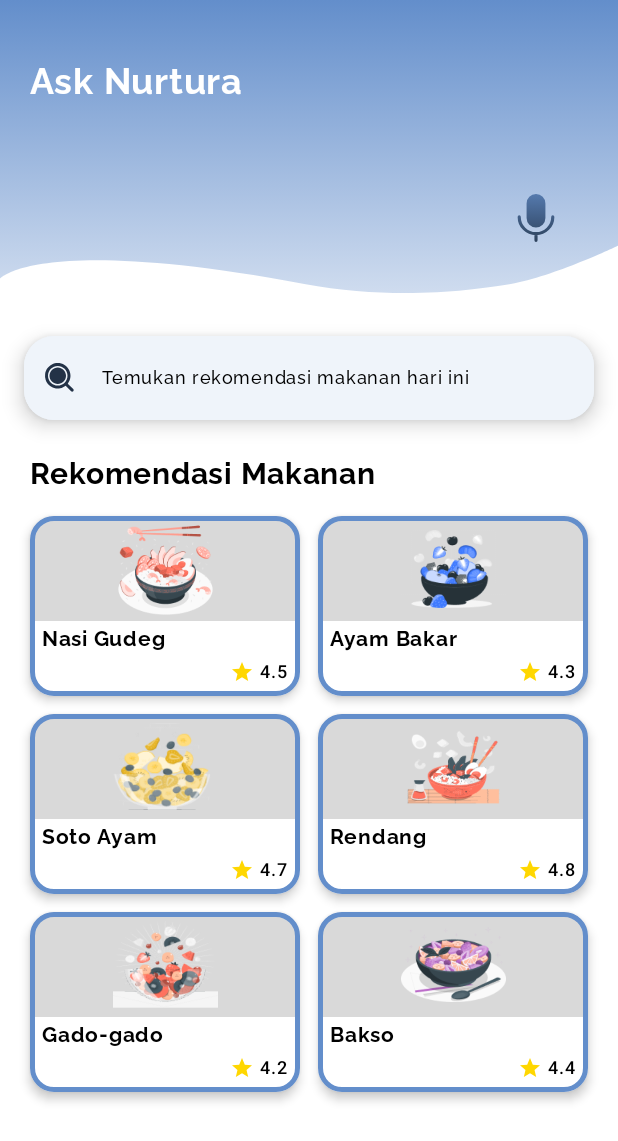
After one commit to muktiabdii/nurtura-app, an Android app built with Jetpack Compose: the composable FoodRecsScreen shown on its own in the app's theme, on a phone screen of 412 x 824 dp. The commit adds this screen. Shown: the top 1141 px of the screen. Run offline under Robolectric (Android 15) with nearby library versions, the phone set to English and light mode, and no system bars.

Commit message:
feat(myemotalk): slicing food records screen and food detail screen

```diff
--- /dev/null
+++ b/app/src/main/java/com/example/nurtura/domain/model/Food.kt
@@ -0,0 +1,10 @@
+package com.example.nurtura.domain.model
+
+data class Food(
+    val id: String,
+    val name: String,
+    val ingredients: List<String>,
+    val steps: List<String>,
+    val rating: Float,
+    val image: Int
+)
--- /dev/null
+++ b/app/src/main/java/com/example/nurtura/ui/common/FoodCard.kt
@@ -0,0 +1,131 @@
+package com.example.nurtura.ui.common
+
+import androidx.compose.foundation.Image
+import androidx.compose.foundation.background
+import androidx.compose.foundation.border
+import androidx.compose.foundation.layout.Arrangement
+import androidx.compose.foundation.layout.Box
+import androidx.compose.foundation.layout.Column
+import androidx.compose.foundation.layout.Row
+import androidx.compose.foundation.layout.Spacer
+import androidx.compose.foundation.layout.fillMaxSize
+import androidx.compose.foundation.layout.fillMaxWidth
+import androidx.compose.foundation.layout.height
+import androidx.compose.foundation.layout.padding
+import androidx.compose.foundation.layout.size
+import androidx.compose.foundation.layout.width
+import androidx.compose.foundation.shape.RoundedCornerShape
+import androidx.compose.material.icons.Icons
+import androidx.compose.material.icons.filled.Star
+import androidx.compose.material3.Card
+import androidx.compose.material3.CardDefaults
+import androidx.compose.material3.Icon
+import androidx.compose.material3.Text
+import androidx.compose.runtime.Composable
+import androidx.compose.ui.Alignment
+import androidx.compose.ui.Modifier
+import androidx.compose.ui.draw.clip
+import androidx.compose.ui.graphics.Color
+import androidx.compose.ui.res.painterResource
+import androidx.compose.ui.text.font.Font
+import androidx.compose.ui.text.font.FontFamily
+import androidx.compose.ui.text.font.FontWeight
+import androidx.compose.ui.tooling.preview.Preview
+import androidx.compose.ui.unit.dp
+import androidx.compose.ui.unit.sp
+import com.example.nurtura.domain.model.Food
+import com.example.nurtura.R
+import com.example.nurtura.ui.theme.Black
+import com.example.nurtura.ui.theme.Primary
+import com.example.nurtura.ui.theme.White
+
+@Composable
+fun FoodCard(
+    food: Food,
+    modifier: Modifier = Modifier,
+    onClick: () -> Unit = {}
+) {
+    Card(
+        modifier = modifier
+            .width(160.dp)
+            .height(120.dp)
+            .border(width = 3.dp, color = Primary, shape = RoundedCornerShape(16.dp)),
+        shape = RoundedCornerShape(16.dp),
+        colors = CardDefaults.cardColors(containerColor = White),
+        elevation = CardDefaults.cardElevation(defaultElevation = 4.dp),
+        onClick = onClick
+    ) {
+        Column(
+            modifier = Modifier.fillMaxSize()
+        ) {
+            // Gambar di atas
+            Box(
+                modifier = Modifier
+                    .fillMaxWidth()
+                    .height(70.dp)
+                    .clip(RoundedCornerShape(topStart = 16.dp, topEnd = 16.dp))
+                    .background(Color(0xFFD9D9D9)),
+                contentAlignment = Alignment.Center
+            ) {
+                Image(
+                    painter = painterResource(id = food.image),
+                    contentDescription = food.name,
+                    modifier = Modifier.size(70.dp)
+                )
+            }
+
+            // Nama kiri atas dan rating kanan bawah di bawah gambar
+            Box(
+                modifier = Modifier
+                    .fillMaxWidth()
+                    .weight(1f) // supaya Box mengisi sisa ruang
+                    .padding(start = 8.dp, bottom = 4.dp, end = 8.dp)
+            ) {
+                // Nama kiri atas
+                Text(
+                    text = food.name,
+                    fontSize = 14.sp,
+                    fontFamily = FontFamily(Font(R.font.raleway_bold)),
+                    color = Black,
+                    maxLines = 2,
+                    modifier = Modifier.align(Alignment.TopStart)
+                )
+
+                // Rating kanan bawah
+                Row(
+                    verticalAlignment = Alignment.CenterVertically,
+                    horizontalArrangement = Arrangement.spacedBy(4.dp),
+                    modifier = Modifier.align(Alignment.BottomEnd)
+                ) {
+                    Icon(
+                        imageVector = Icons.Default.Star,
+                        contentDescription = "Rating",
+                        tint = Color(0xFFFFD700),
+                        modifier = Modifier.size(16.dp)
+                    )
+                    Text(
+                        text = food.rating.toString(),
+                        fontSize = 12.sp,
+                        fontWeight = FontWeight.Medium,
+                        color = Color.Black
+                    )
+                }
+            }
+        }
+    }
+}
+
+@Preview
+@Composable
+private fun asf() {
+    FoodCard(
+        food = Food(
+            id = "1",
+            name = "Ebi Furai Bowl",
+            ingredients = listOf(),
+            steps = listOf(),
+            rating = 4.5f,
+            image = R.drawable.food_1
+        )
+    )
+}
--- a/app/src/main/java/com/example/nurtura/ui/common/SearchBar.kt
+++ b/app/src/main/java/com/example/nurtura/ui/common/SearchBar.kt
@@ -46,7 +46,7 @@ fun SearchBar(
             Text(
                 text = placeholder,
                 color = Black,
-                fontSize = 14.sp,
+                fontSize = 12.sp,
                 fontFamily = FontFamily(Font(R.font.raleway_medium))
             )
         },
--- a/app/src/main/java/com/example/nurtura/ui/home/HomeScreen.kt
+++ b/app/src/main/java/com/example/nurtura/ui/home/HomeScreen.kt
@@ -136,7 +136,7 @@ fun HomeScreen(
             ) {
 
                 // search bar
-                ClickableSearchBar(onClick = {})
+                ClickableSearchBar(onClick = { navController.navigate("food-recs") })
 
                 // nurtura card
                 AskNurturaCard(onAskNurturaClick = {})
--- /dev/null
+++ b/app/src/main/java/com/example/nurtura/ui/myemotalk/FoodRecsScreen.kt
@@ -0,0 +1,178 @@
+package com.example.nurtura.ui.myemotalk
+
+import androidx.compose.foundation.Image
+import androidx.compose.foundation.background
+import androidx.compose.foundation.layout.Arrangement
+import androidx.compose.foundation.layout.Box
+import androidx.compose.foundation.layout.Column
+import androidx.compose.foundation.layout.PaddingValues
+import androidx.compose.foundation.layout.Row
+import androidx.compose.foundation.layout.Spacer
+import androidx.compose.foundation.layout.fillMaxSize
+import androidx.compose.foundation.layout.fillMaxWidth
+import androidx.compose.foundation.layout.height
+import androidx.compose.foundation.layout.padding
+import androidx.compose.foundation.layout.size
+import androidx.compose.foundation.layout.widthIn
+import androidx.compose.foundation.lazy.LazyColumn
+import androidx.compose.foundation.lazy.items
+import androidx.compose.foundation.shape.CircleShape
+import androidx.compose.material3.Icon
+import androidx.compose.material3.IconButton
+import androidx.compose.material3.Text
+import com.example.nurtura.R
+import androidx.compose.runtime.Composable
+import androidx.compose.runtime.remember
+import androidx.compose.ui.Alignment
+import androidx.compose.ui.Modifier
+import androidx.compose.ui.draw.clip
+import androidx.compose.ui.draw.drawWithCache
+import androidx.compose.ui.graphics.BlendMode
+import androidx.compose.ui.graphics.Brush
+import androidx.compose.ui.graphics.Color
+import androidx.compose.ui.graphics.graphicsLayer
+import androidx.compose.ui.layout.ContentScale
+import androidx.compose.ui.res.painterResource
+import androidx.compose.ui.text.font.Font
+import androidx.compose.ui.text.font.FontFamily
+import androidx.compose.ui.unit.dp
+import androidx.compose.ui.unit.sp
+import androidx.navigation.NavController
+import com.example.nurtura.domain.model.Food
+import com.example.nurtura.ui.common.FoodCard
+import com.example.nurtura.ui.common.SearchBar
+import com.example.nurtura.ui.theme.Black
+import com.example.nurtura.ui.theme.White
+
+@Composable
+fun FoodRecsScreen(
+    modifier: Modifier = Modifier,
+    navController: NavController
+) {
+
+    // dummy
+    val foodList = remember {
+        listOf(
+            Food(id = "1", name = "Nasi Gudeg", rating = 4.5f, image = R.drawable.food_1, steps = listOf(), ingredients = listOf()),
+            Food(id = "2", name = "Ayam Bakar", rating = 4.3f, image = R.drawable.food_2, steps = listOf(), ingredients = listOf()),
+            Food(id = "3", name = "Soto Ayam", rating = 4.7f, image = R.drawable.food_3, steps = listOf(), ingredients = listOf()),
+            Food(id = "4", name = "Rendang", rating = 4.8f, image = R.drawable.food_4, steps = listOf(), ingredients = listOf()),
+            Food(id = "5", name = "Gado-gado", rating = 4.2f, image = R.drawable.food_5, steps = listOf(), ingredients = listOf()),
+            Food(id = "6", name = "Bakso", rating = 4.4f, image = R.drawable.food_6, steps = listOf(), ingredients = listOf())
+        )
+    }
+
+    LazyColumn(
+        modifier = modifier
+            .fillMaxSize()
+            .background(White),
+        contentPadding = PaddingValues(bottom = 20.dp)
+    ) {
+        // header
+        item {
+            Box(
+                modifier = Modifier
+                    .fillMaxWidth()
+                    .height(200.dp)
+            ) {
+
+                // background
+                Image(
+                    painter = painterResource(id = R.drawable.header_home),
+                    contentDescription = "Header Background",
+                    contentScale = ContentScale.FillBounds,
+                    modifier = Modifier.fillMaxSize()
+                )
+
+                // header text
+                Column(
+                    modifier = Modifier
+                        .align(Alignment.TopStart)
+                        .padding(start = 20.dp, top = 40.dp)
+                ) {
+                    Text(
+                        text = "Ask Nurtura",
+                        fontSize = 24.sp,
+                        fontFamily = FontFamily(Font(R.font.raleway_bold)),
+                        color = White
+                    )
+                }
+
+                IconButton(
+                    onClick = {  },
+                    modifier = Modifier
+                        .align(Alignment.BottomEnd)
+                        .padding(30.dp)
+                        .size(50.dp)
+                ) {
+                    Image(
+                        painter = painterResource(id = R.drawable.ic_mic),
+                        contentDescription = "Voice Search",
+                        modifier = Modifier
+                            .size(40.dp)
+                            .graphicsLayer(alpha = 0.99f)
+                            .drawWithCache {
+                                val brush = Brush.verticalGradient(
+                                    colors = listOf(Color(0xFF5980B7), Color(0xFF273951))
+                                )
+                                onDrawWithContent {
+                                    drawContent()
+                                    drawRect(brush, blendMode = BlendMode.SrcAtop)
+                                }
+                            }
+                    )
+                }
+            }
+        }
+
+        item { Spacer(modifier = Modifier.height(24.dp)) }
+
+        // search bar
+        item {
+            SearchBar(
+                onSearchClick = { /* Handle search */ },
+                onValueChange = { /* Handle value change */ },
+                modifier = Modifier.padding(horizontal = 16.dp)
+            )
+        }
+
+        item { Spacer(modifier = Modifier.height(24.dp)) }
+
+        // title
+        item {
+            Text(
+                text = "Rekomendasi Makanan",
+                fontSize = 20.sp,
+                fontFamily = FontFamily(Font(R.font.raleway_bold)),
+                color = Black,
+                modifier = Modifier
+                    .fillMaxWidth()
+                    .padding(horizontal = 20.dp)
+            )
+        }
+
+        item { Spacer(modifier = Modifier.height(16.dp)) }
+
+        // food grid
+        items(foodList.chunked(2)) { rowItems ->
+            Row(
+                horizontalArrangement = Arrangement.spacedBy(12.dp),
+                modifier = Modifier
+                    .fillMaxWidth()
+                    .padding(horizontal = 20.dp)
+            ) {
+                for (food in rowItems) {
+                    FoodCard(
+                        food = food,
+                        modifier = Modifier.weight(1f),
+                        onClick = { navController.navigate("food-detail/${food.id}") }
+                    )
+                }
+                if (rowItems.size < 2) {
+                    Spacer(modifier = Modifier.weight(1f))
+                }
+            }
+            Spacer(modifier = Modifier.height(12.dp))
+        }
+    }
+}
--- /dev/null
+++ b/app/src/main/res/drawable/ic_mic.xml
@@ -0,0 +1,52 @@
+<vector xmlns:android="http://schemas.android.com/apk/res/android"
+    xmlns:aapt="http://schemas.android.com/aapt"
+    android:width="38dp"
+    android:height="38dp"
+    android:viewportWidth="38"
+    android:viewportHeight="38">
+  <path
+      android:pathData="M23.958,9.792C23.958,7.053 21.738,4.833 19,4.833C16.261,4.833 14.042,7.053 14.042,9.792V19C14.042,21.739 16.261,23.958 19,23.958C21.738,23.958 23.958,21.739 23.958,19V9.792Z"
+      android:strokeLineJoin="round"
+      android:strokeWidth="2">
+    <aapt:attr name="android:fillColor">
+      <gradient
+          android:startX="19"
+          android:startY="4.833"
+          android:endX="19"
+          android:endY="23.958"
+          android:type="linear">
+        <item android:offset="0" android:color="#FF5980B7"/>
+        <item android:offset="1" android:color="#FF273951"/>
+      </gradient>
+    </aapt:attr>
+    <aapt:attr name="android:strokeColor">
+      <gradient
+          android:startX="19"
+          android:startY="4.833"
+          android:endX="19"
+          android:endY="23.958"
+          android:type="linear">
+        <item android:offset="0" android:color="#FF5980B7"/>
+        <item android:offset="1" android:color="#FF273951"/>
+      </gradient>
+    </aapt:attr>
+  </path>
+  <path
+      android:pathData="M8.375,18.292C8.375,24.16 13.132,28.917 19,28.917M19,28.917C24.868,28.917 29.625,24.16 29.625,18.292M19,28.917V33.167"
+      android:strokeLineJoin="round"
+      android:strokeWidth="2"
+      android:fillColor="#00000000"
+      android:strokeLineCap="round">
+    <aapt:attr name="android:strokeColor">
+      <gradient
+          android:startX="19"
+          android:startY="18.292"
+          android:endX="19"
+          android:endY="33.167"
+          android:type="linear">
+        <item android:offset="0" android:color="#FF5980B7"/>
+        <item android:offset="1" android:color="#FF273951"/>
+      </gradient>
+    </aapt:attr>
+  </path>
+</vector>
```
Also changed, not shown: app/src/main/java/com/example/nurtura/ui/home/MainScreen.kt (+11 -1 lines), app/src/main/java/com/example/nurtura/ui/myemotalk/FoodDetailScreen.kt (added, +214 -0 lines), app/src/main/res/drawable/ic_star.xml (added, +12 -0 lines), app/src/main/res/drawable/food_1.png (added), app/src/main/res/drawable/food_2.png (added), app/src/main/res/drawable/food_3.png (added), app/src/main/res/drawable/food_4.png (added), app/src/main/res/drawable/food_5.png (added), app/src/main/res/drawable/food_6.png (added).
